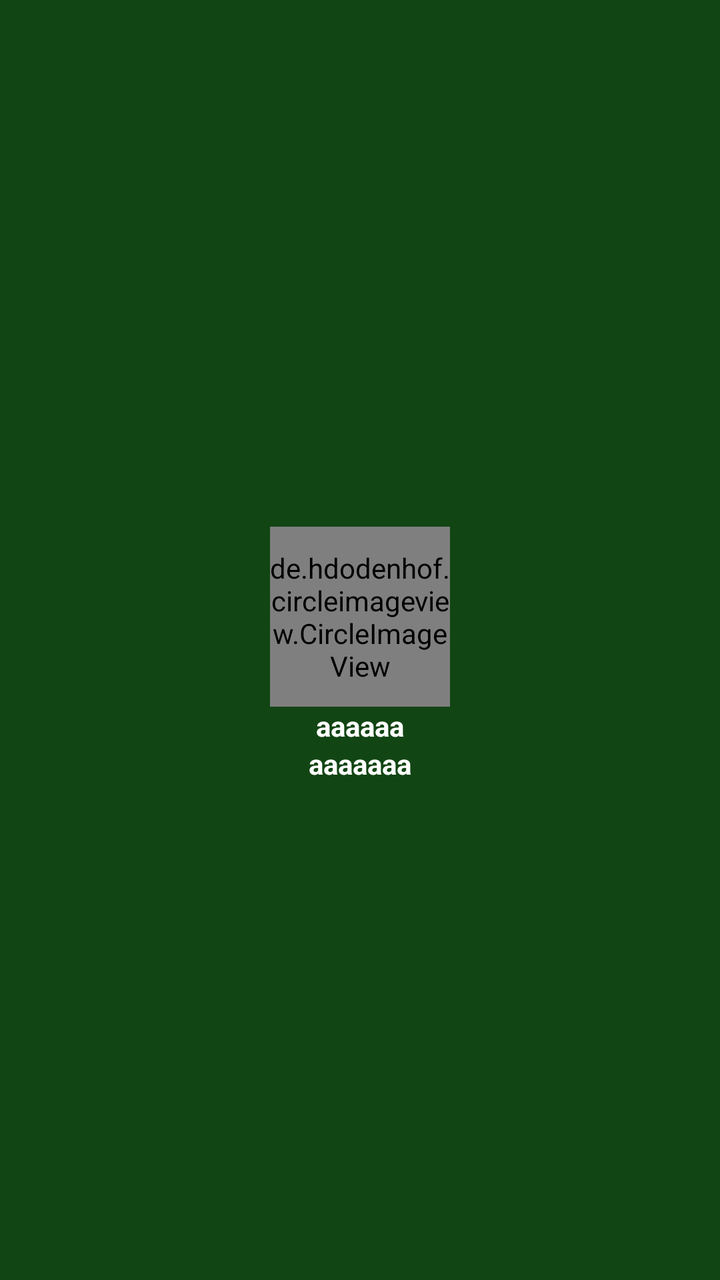
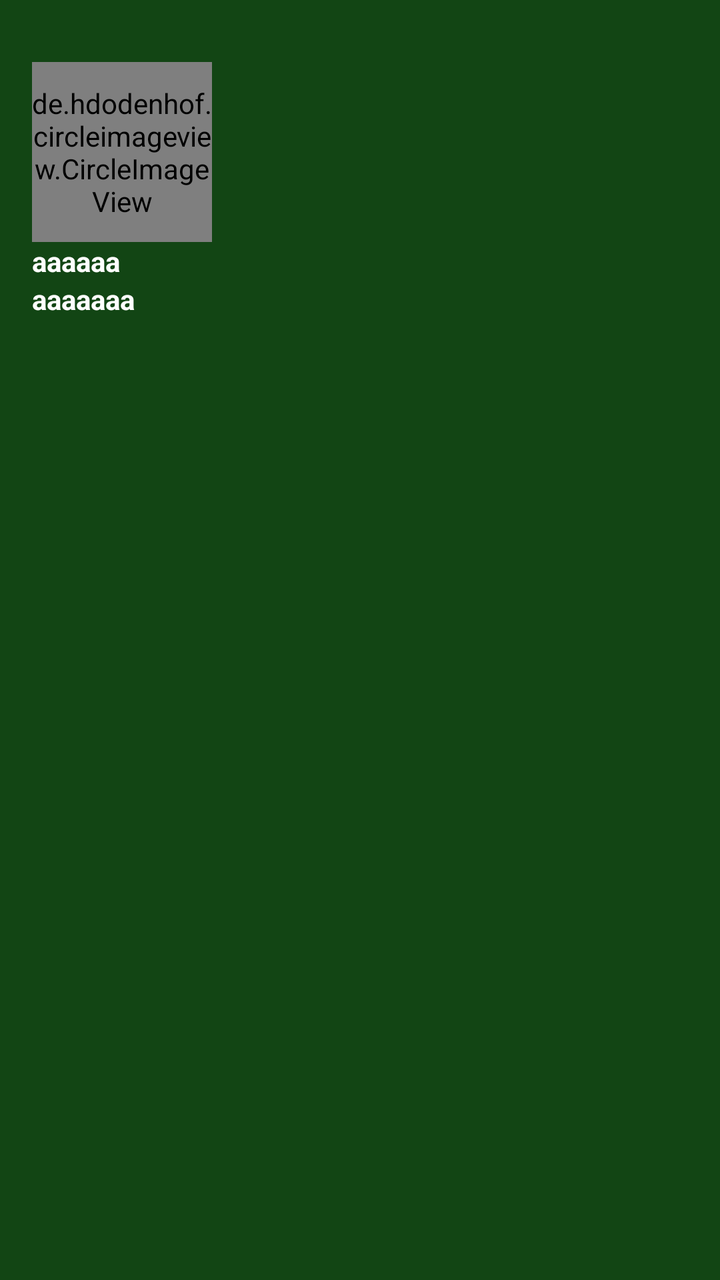

Before-and-after screenshots of an Android layout around one commit, followed by the original layout XML and the change that was made.
<!-- AndroidManifest.xml: application theme AppTheme -->
<!-- res/layout/nav_header_main.xml -->
<?xml version="1.0" encoding="utf-8"?>
<LinearLayout xmlns:android="http://schemas.android.com/apk/res/android"
    android:id="@+id/header_layout"
    android:layout_width="match_parent"
    android:layout_height="wrap_content"
    android:background="@color/colorPrimary"
    android:gravity="center"
    android:orientation="vertical"
    android:padding="@dimen/DrawerHeader_paddin"
    android:theme="@style/ThemeOverlay.AppCompat.Dark">

    <de.hdodenhof.circleimageview.CircleImageView xmlns:app="http://schemas.android.com/apk/res-auto"
        android:id="@+id/imageView"
        android:layout_width="@dimen/DrawerHeader_CircleImageView_width"
        android:layout_height="@dimen/DrawerHeader_CircleImageView_height"
        android:layout_marginTop="@dimen/DrawerHeader_CircleImageView_marginTop"
        android:src="@drawable/ic_menu_gallery"
        app:civ_border_color="@color/white"
        app:civ_border_width="@dimen/DrawerHeader_CircleImageView_border_width" />

    <TextView
        android:id="@+id/txt_UserName"
        android:layout_width="match_parent"
        android:layout_height="wrap_content"
        android:gravity="center"
        android:text="aaaaaa"
        android:textAppearance="@style/TextAppearance.AppCompat.Body1"
        android:textColor="@color/white"
        android:textStyle="bold" />

    <TextView
        android:id="@+id/txt_Mail"
        android:layout_width="match_parent"
        android:layout_height="wrap_content"
        android:layout_below="@+id/profile_image"
        android:gravity="center"
        android:text="aaaaaaa"
        android:textAppearance="@style/TextAppearance.AppCompat.Body1"
        android:textColor="@color/white"
        android:textStyle="bold" />


</LinearLayout>
<!-- resources referenced by this layout -->
<resources>
  <color name="colorPrimary">#124514</color>
  <color name="white">#FFFFFF</color>
  <dimen name="DrawerHeader_CircleImageView_border_width">2dp</dimen>
  <dimen name="DrawerHeader_CircleImageView_height">90dp</dimen>
  <dimen name="DrawerHeader_CircleImageView_marginTop">15dp</dimen>
  <dimen name="DrawerHeader_CircleImageView_width">90dp</dimen>
  <dimen name="DrawerHeader_paddin">16dp</dimen>
  <!-- drawable ic_menu_gallery (drawable-v21) -->
  <vector xmlns:android="http://schemas.android.com/apk/res/android"
      android:width="24dp"
      android:height="24dp"
      android:viewportHeight="24.0"
      android:viewportWidth="24.0">
      <path
          android:fillColor="#FF000000"
          android:pathData="M22,16V4c0,-1.1 -0.9,-2 -2,-2H8c-1.1,0 -2,0.9 -2,2v12c0,1.1 0.9,2 2,2h12c1.1,0 2,-0.9 2,-2zm-11,-4l2.03,2.71L16,11l4,5H8l3,-4zM2,6v14c0,1.1 0.9,2 2,2h14v-2H4V6H2z" />
  </vector>
  <style name="AppTheme" parent="Theme.AppCompat.Light.DarkActionBar">
          
          <item name="windowNoTitle">true</item>
          <item name="windowActionBar">false</item>
          <item name="colorPrimary">@color/light_blue_800</item>
          <item name="colorPrimaryDark">@color/colorPrimaryDark</item>
          <item name="colorAccent">@color/colorAccent</item>
      </style>
  <color name="light_blue_800">#0277bd</color>
  <color name="colorPrimaryDark">#303F9F</color>
  <color name="colorAccent">#000105</color>
</resources>

<!-- the commit's change to res/layout/nav_header_main.xml (unified diff, before → after) -->
@@ -4,7 +4,7 @@
     android:layout_width="match_parent"
     android:layout_height="wrap_content"
     android:background="@color/colorPrimary"
-    android:gravity="center"
+    android:gravity="left"
     android:orientation="vertical"
     android:padding="@dimen/DrawerHeader_paddin"
     android:theme="@style/ThemeOverlay.AppCompat.Dark">
@@ -22,7 +22,7 @@
         android:id="@+id/txt_UserName"
         android:layout_width="match_parent"
         android:layout_height="wrap_content"
-        android:gravity="center"
+        android:gravity="left"
         android:text="aaaaaa"
         android:textAppearance="@style/TextAppearance.AppCompat.Body1"
         android:textColor="@color/white"
@@ -33,7 +33,7 @@
         android:layout_width="match_parent"
         android:layout_height="wrap_content"
         android:layout_below="@+id/profile_image"
-        android:gravity="center"
+        android:gravity="left"
         android:text="aaaaaaa"
         android:textAppearance="@style/TextAppearance.AppCompat.Body1"
         android:textColor="@color/white"
